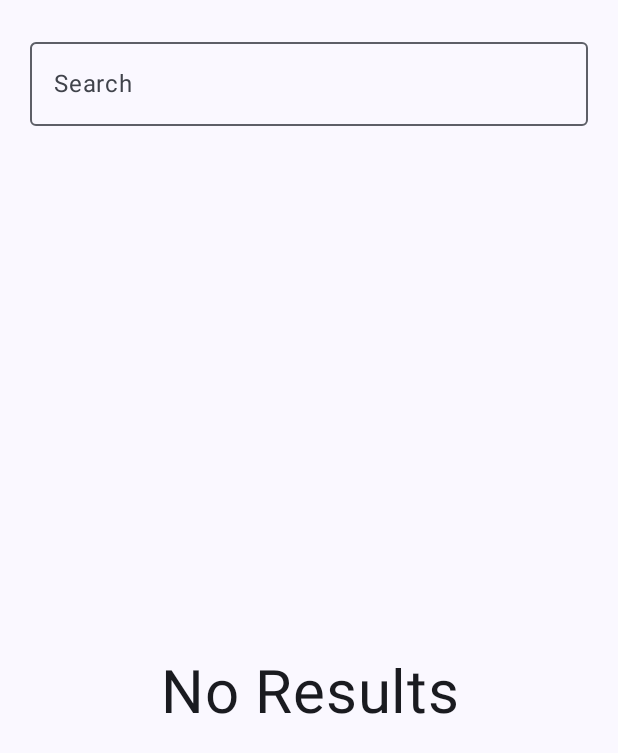
After one commit to paulohc/movlist, an Android app built with Jetpack Compose: the composable SearchScreen shown on its own in the app's theme, on a phone screen of 412 x 824 dp. The commit adds this screen. Shown: the top 753 px of the screen. Run offline under Robolectric (Android 15) with nearby library versions, the phone set to English and light mode, and no system bars; our stand-ins replace Dagger/Hilt's generated code; pictures from the network do not load; 4 statements that could not run were skipped.

Commit message:
feat: create SearchScreen

```diff
--- /dev/null
+++ b/app/src/main/java/com/paulohc/movlist/ui/screens/search/SearchScreen.kt
@@ -0,0 +1,89 @@
+package com.paulohc.movlist.ui.screens.search
+
+import androidx.compose.foundation.background
+import androidx.compose.foundation.layout.*
+import androidx.compose.foundation.lazy.grid.*
+import androidx.compose.foundation.shape.RoundedCornerShape
+import androidx.compose.material3.OutlinedTextField
+import androidx.compose.material3.Text
+import androidx.compose.runtime.*
+import androidx.compose.runtime.saveable.rememberSaveable
+import androidx.compose.ui.Alignment
+import androidx.compose.ui.Modifier
+import androidx.compose.ui.draw.clip
+import androidx.compose.ui.graphics.Color
+import androidx.compose.ui.layout.ContentScale
+import androidx.compose.ui.res.stringResource
+import androidx.compose.ui.text.TextStyle
+import androidx.compose.ui.text.style.TextAlign
+import androidx.compose.ui.unit.dp
+import androidx.compose.ui.unit.sp
+import coil.compose.AsyncImage
+import com.paulohc.movlist.R
+import com.paulohc.movlist.util.Constants
+
+@Composable
+fun SearchScreen(
+    state: SearchScreenState,
+    searchMovie: (String) -> Unit,
+) {
+    val searchedMovies = state.searchedMovies
+    var text by rememberSaveable { mutableStateOf("") }
+
+    LaunchedEffect(text) {
+        searchMovie(text)
+    }
+
+    Column {
+        Column(
+            modifier = Modifier
+                .height(100.dp)
+                .fillMaxWidth(),
+        ) {
+            OutlinedTextField(
+                modifier = Modifier
+                    .fillMaxWidth()
+                    .padding(horizontal = 20.dp)
+                    .padding(top = 20.dp),
+                value = text,
+                onValueChange = { text = it },
+                label = { Text(stringResource(id = R.string.search)) },
+                textStyle = TextStyle(fontSize = 20.sp),
+            )
+        }
+        if (searchedMovies == null) {
+            Column(
+                modifier = Modifier.fillMaxSize(),
+                horizontalAlignment = Alignment.CenterHorizontally,
+                verticalArrangement = Arrangement.Center,
+            ) {
+                Text(
+                    text = stringResource(id = R.string.no_results),
+                    fontSize = 40.sp,
+                    textAlign = TextAlign.Center,
+                )
+            }
+        } else {
+            LazyVerticalGrid(
+                modifier = Modifier.fillMaxSize(),
+                columns = GridCells.Fixed(2),
+                contentPadding = PaddingValues(horizontal = 20.dp, vertical = 20.dp),
+                horizontalArrangement = Arrangement.spacedBy(20.dp),
+                verticalArrangement = Arrangement.spacedBy(20.dp),
+            ) {
+                items(searchedMovies) {
+                    AsyncImage(
+                        modifier = Modifier
+                            .height(200.dp)
+                            .width(150.dp)
+                            .clip(shape = RoundedCornerShape(8.dp))
+                            .background(Color.Gray),
+                        model = "${Constants.TMDB_IMAGE_BASE_URL}${it.posterPath}",
+                        contentDescription = it.title,
+                        contentScale = ContentScale.Crop,
+                    )
+                }
+            }
+        }
+    }
+}
--- a/app/src/main/res/values/strings.xml
+++ b/app/src/main/res/values/strings.xml
@@ -1,7 +1,10 @@
 <resources>
     <string name="app_name">Movlist</string>
+    <string name="home">Home</string>
+    <string name="search">Search</string>
     <string name="trending_movies">Trending Movies</string>
     <string name="popular_movies">Popular Movies</string>
     <string name="top_rated_movies">Top Rated Movies</string>
     <string name="upcoming_movies">Upcoming Movies</string>
+    <string name="no_results">No Results</string>
 </resources>
```
Also changed, not shown: app/src/main/java/com/paulohc/movlist/network/MovieService.kt (+8 -0 lines), app/src/main/java/com/paulohc/movlist/ui/screens/search/SearchViewModel.kt (added, +42 -0 lines).
